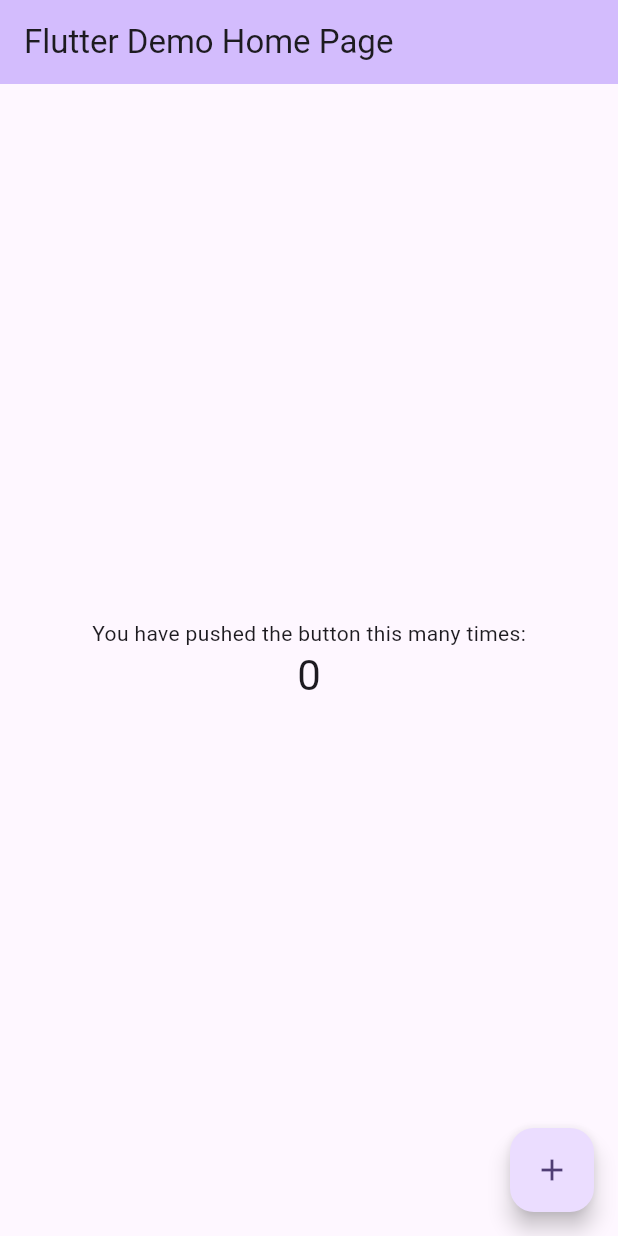
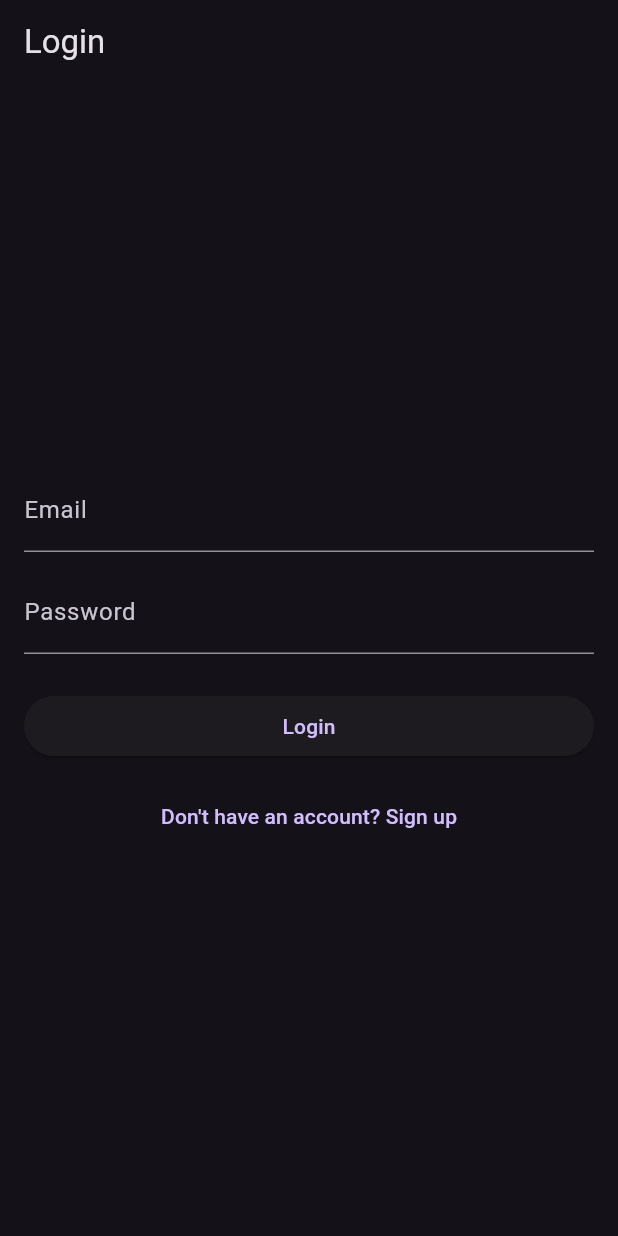
Before and after one commit to novaet12/instagram_clone, a Flutter app: the screen it shows after launch, on a phone screen of 412 x 824 dp. Run offline on Flutter 3.47's test engine with Material 3 defaults, Android fonts, the phone set to English and light mode, and no system bars; our stand-ins replace supabase_flutter; accounts and stored records are empty.

Commit message:
semi completed project

```diff
--- a/lib/main.dart
+++ b/lib/main.dart
@@ -1,121 +1,41 @@
 import 'package:flutter/material.dart';
+import 'package:provider/provider.dart';
+import 'package:supabase_flutter/supabase_flutter.dart';
 
-void main() {
+import 'providers/auth_provider.dart';
+import 'providers/post_provider.dart';
+import 'screens/auth_gate.dart';
+
+Future<void> main() async {
+  WidgetsFlutterBinding.ensureInitialized();
+
+  await Supabase.initialize(
+    url: 'supabase_url',
+    anonKey: 'api_key',
+  );
+
   runApp(const MyApp());
 }
 
 class MyApp extends StatelessWidget {
   const MyApp({super.key});
 
-  // This widget is the root of your application.
   @override
   Widget build(BuildContext context) {
-    return MaterialApp(
-      title: 'Flutter Demo',
-      theme: ThemeData(
-        // This is the theme of your application.
-        //
-        // TRY THIS: Try running your application with "flutter run". You'll see
-        // the application has a purple toolbar. Then, without quitting the app,
-        // try changing the seedColor in the colorScheme below to Colors.green
-        // and then invoke "hot reload" (save your changes or press the "hot
-        // reload" button in a Flutter-supported IDE, or press "r" if you used
-        // the command line to start the app).
-        //
-        // Notice that the counter didn't reset back to zero; the application
-        // state is not lost during the reload. To reset the state, use hot
-        // restart instead.
-        //
-        // This works for code too, not just values: Most code changes can be
-        // tested with just a hot reload.
-        colorScheme: .fromSeed(seedColor: Colors.deepPurple),
-      ),
-      home: const MyHomePage(title: 'Flutter Demo Home Page'),
-    );
-  }
-}
-
-class MyHomePage extends StatefulWidget {
-  const MyHomePage({super.key, required this.title});
-
-  // This widget is the home page of your application. It is stateful, meaning
-  // that it has a State object (defined below) that contains fields that affect
-  // how it looks.
-
-  // This class is the configuration for the state. It holds the values (in this
-  // case the title) provided by the parent (in this case the App widget) and
-  // used by the build method of the State. Fields in a Widget subclass are
-  // always marked "final".
-
-  final String title;
-
-  @override
-  State<MyHomePage> createState() => _MyHomePageState();
-}
-
-class _MyHomePageState extends State<MyHomePage> {
-  int _counter = 0;
-
-  void _incrementCounter() {
-    setState(() {
-      // This call to setState tells the Flutter framework that something has
-      // changed in this State, which causes it to rerun the build method below
-      // so that the display can reflect the updated values. If we changed
-      // _counter without calling setState(), then the build method would not be
-      // called again, and so nothing would appear to happen.
-      _counter++;
-    });
-  }
-
-  @override
-  Widget build(BuildContext context) {
-    // This method is rerun every time setState is called, for instance as done
-    // by the _incrementCounter method above.
-    //
-    // The Flutter framework has been optimized to make rerunning build methods
-    // fast, so that you can just rebuild anything that needs updating rather
-    // than having to individually change instances of widgets.
-    return Scaffold(
-      appBar: AppBar(
-        // TRY THIS: Try changing the color here to a specific color (to
-        // Colors.amber, perhaps?) and trigger a hot reload to see the AppBar
-        // change color while the other colors stay the same.
-        backgroundColor: Theme.of(context).colorScheme.inversePrimary,
-        // Here we take the value from the MyHomePage object that was created by
-        // the App.build method, and use it to set our appbar title.
-        title: Text(widget.title),
-      ),
-      body: Center(
-        // Center is a layout widget. It takes a single child and positions it
-        // in the middle of the parent.
-        child: Column(
-          // Column is also a layout widget. It takes a list of children and
-          // arranges them vertically. By default, it sizes itself to fit its
-          // children horizontally, and tries to be as tall as its parent.
-          //
-          // Column has various properties to control how it sizes itself and
-          // how it positions its children. Here we use mainAxisAlignment to
-          // center the children vertically; the main axis here is the vertical
-          // axis because Columns are vertical (the cross axis would be
-          // horizontal).
-          //
-          // TRY THIS: Invoke "debug painting" (choose the "Toggle Debug Paint"
-          // action in the IDE, or press "p" in the console), to see the
-          // wireframe for each widget.
-          mainAxisAlignment: .center,
-          children: [
-            const Text('You have pushed the button this many times:'),
-            Text(
-              '$_counter',
-              style: Theme.of(context).textTheme.headlineMedium,
-            ),
-          ],
+    return MultiProvider(
+      providers: [
+        ChangeNotifierProvider<AuthProvider>(
+          create: (context) => AuthProvider(),
         ),
-      ),
-      floatingActionButton: FloatingActionButton(
-        onPressed: _incrementCounter,
-        tooltip: 'Increment',
-        child: const Icon(Icons.add),
+        ChangeNotifierProvider<PostProvider>(
+          create: (context) => PostProvider(),
+        ),
+      ],
+      child: MaterialApp(
+        debugShowCheckedModeBanner: false,
+        title: 'Instagram Clone',
+        theme: ThemeData.dark(),
+        home: const AuthGate(),
       ),
     );
   }
--- /dev/null
+++ b/lib/providers/auth_provider.dart
@@ -0,0 +1,74 @@
+import 'package:flutter/foundation.dart';
+import 'package:supabase_flutter/supabase_flutter.dart';
+
+import '../services/auth_service.dart';
+import '../services/profile_service.dart';
+
+class AuthProvider extends ChangeNotifier {
+  final AuthService _authService = AuthService();
+  final ProfileService _profileService = ProfileService();
+
+  Session? _session;
+  bool _loading = false;        // <-- define it
+  String? _error;               // <-- and error field
+
+  AuthProvider() {
+    _session = Supabase.instance.client.auth.currentSession;
+    _authService.onAuthStateChange.listen((event) {
+      _session = event.session;
+      notifyListeners();
+    });
+  }
+
+  Session? get session => _session;
+  bool get isAuthenticated => _session != null;
+
+  bool get loading => _loading;
+  String? get error => _error;
+
+  Future<void> signIn(String email, String password) async {
+    _loading = true;
+    _error = null;
+    notifyListeners();
+
+    try {
+      await _authService.signIn(email, password);
+    } on AuthException catch (e) {
+      _error = e.message;
+    } catch (e) {
+      _error = e.toString();
+    } finally {
+      _loading = false;
+      notifyListeners();
+    }
+  }
+
+  Future<void> signUp(String email, String password, String username) async {
+    _loading = true;
+    _error = null;
+    notifyListeners();
+
+    try {
+      final res = await _authService.signUp(email, password);
+      final user = res.user;
+
+      if (user != null) {
+        await _profileService.createProfile(
+          userId: user.id,
+          username: username,
+        );
+      }
+    } on AuthException catch (e) {
+      _error = e.message;
+    } catch (e) {
+      _error = e.toString();
+    } finally {
+      _loading = false;
+      notifyListeners();
+    }
+  }
+
+  Future<void> signOut() async {
+    await _authService.signOut();
+  }
+}
--- /dev/null
+++ b/lib/providers/post_provider.dart
@@ -0,0 +1,28 @@
+import 'package:flutter/foundation.dart';
+import '../services/post_service.dart';
+
+class PostProvider extends ChangeNotifier {
+  final PostService _postService = PostService();
+  bool _loading = false;
+  List<Map<String, dynamic>> _posts = [];
+  String? _error;
+
+  bool get loading => _loading;
+  List<Map<String, dynamic>> get posts => _posts;
+  String? get error => _error;
+
+  Future<void> loadFeed() async {
+    _loading = true;
+    _error = null;
+    notifyListeners();
+
+    try {
+      _posts = await _postService.fetchFeed();
+    } catch (e) {
+      _error = e.toString();
+    } finally {
+      _loading = false;
+      notifyListeners();
+    }
+  }
+}
--- /dev/null
+++ b/lib/screens/auth_gate.dart
@@ -0,0 +1,26 @@
+import 'package:flutter/material.dart';
+import 'package:provider/provider.dart';
+import '../providers/auth_provider.dart';
+import 'feed_screen.dart';
+import 'login_screen.dart';
+
+class AuthGate extends StatelessWidget {
+  const AuthGate({super.key});
+
+  @override
+  Widget build(BuildContext context) {
+    final auth = context.watch<AuthProvider>();
+
+    if (auth.loading) {
+      return const Scaffold(
+        body: Center(child: CircularProgressIndicator()),
+      );
+    }
+
+    if (auth.isAuthenticated) {
+      return const FeedScreen();
+    }
+
+    return const LoginScreen();
+  }
+}
--- /dev/null
+++ b/lib/screens/login_screen.dart
@@ -0,0 +1,103 @@
+import 'package:flutter/material.dart';
+import 'package:provider/provider.dart';
+import '../providers/auth_provider.dart';
+import 'signup_screen.dart';
+
+class LoginScreen extends StatefulWidget {
+  const LoginScreen({super.key});
+
+  @override
+  State<LoginScreen> createState() => _LoginScreenState();
+}
+
+class _LoginScreenState extends State<LoginScreen> {
+  final _formKey = GlobalKey<FormState>();
+  final _emailCtrl = TextEditingController();
+  final _passwordCtrl = TextEditingController();
+
+  @override
+  void dispose() {
+    _emailCtrl.dispose();
+    _passwordCtrl.dispose();
+    super.dispose();
+  }
+
+  Future<void> _submit() async {
+    if (!_formKey.currentState!.validate()) return;
+
+    final auth = context.read<AuthProvider>();
+    await auth.signIn(_emailCtrl.text.trim(), _passwordCtrl.text.trim());
+
+    if (auth.error != null && mounted) {
+      ScaffoldMessenger.of(context).showSnackBar(
+        SnackBar(content: Text(auth.error!)),
+      );
+    }
+  }
+
+  @override
+  Widget build(BuildContext context) {
+    final auth = context.watch<AuthProvider>();
+
+    return Scaffold(
+      appBar: AppBar(title: const Text('Login')),
+      body: Padding(
+        padding: const EdgeInsets.all(16),
+        child: Form(
+          key: _formKey,
+          child: Column(
+            mainAxisAlignment: MainAxisAlignment.center,
+            children: [
+              TextFormField(
+                controller: _emailCtrl,
+                keyboardType: TextInputType.emailAddress,
+                decoration: const InputDecoration(labelText: 'Email'),
+                validator: (v) {
+                  if (v == null || v.isEmpty) return 'Enter email';
+                  if (!v.contains('@')) return 'Enter valid email';
+                  return null;
+                },
+              ),
+              const SizedBox(height: 12),
+              TextFormField(
+                controller: _passwordCtrl,
+                obscureText: true,
+                decoration: const InputDecoration(labelText: 'Password'),
+                validator: (v) {
+                  if (v == null || v.isEmpty) return 'Enter password';
+                  if (v.length < 6) return 'Min 6 characters';
+                  return null;
+                },
+              ),
+              const SizedBox(height: 24),
+              SizedBox(
+                width: double.infinity,
+                child: ElevatedButton(
+                  onPressed: auth.loading ? null : _submit,
+                  child: auth.loading
+                      ? const SizedBox(
+                          height: 16,
+                          width: 16,
+                          child: CircularProgressIndicator(strokeWidth: 2),
+                        )
+                      : const Text('Login'),
+                ),
+              ),
+              const SizedBox(height: 12),
+              TextButton(
+                onPressed: () {
+                  Navigator.of(context).push(
+                    MaterialPageRoute(
+                      builder: (_) => const SignupScreen(),
+                    ),
+                  );
+                },
+                child: const Text("Don't have an account? Sign up"),
+              ),
+            ],
+          ),
+        ),
+      ),
+    );
+  }
+}
--- /dev/null
+++ b/lib/services/auth_provider.dart
@@ -0,0 +1,55 @@
+import 'package:flutter/foundation.dart';
+import 'package:supabase_flutter/supabase_flutter.dart';
+import '../services/auth_service.dart';
+
+class AuthProvider extends ChangeNotifier {
+  final AuthService _authService = AuthService();
+  Session? _session;
+  bool _loading = false;
+  String? _error;
+
+  AuthProvider() {
+    _session = Supabase.instance.client.auth.currentSession;
+    _authService.onAuthStateChange.listen((event) {
+      _session = event.session;
+      notifyListeners();
+    });
+  }
+
+  Session? get session => _session;
+  bool get isAuthenticated => _session != null;
+  bool get loading => _loading;
+  String? get error => _error;
+
+  Future<void> signIn(String email, String password) async {
+    _loading = true;
+    _error = null;
+    notifyListeners();
+
+    try {
+      await _authService.signIn(email, password);
+    } on AuthException catch (e) {
+      _error = e.message;
+    } finally {
+      _loading = false;
+      notifyListeners();
+    }
+  }
+
+  Future<void> signUp(String email, String password) async {
+    _loading = true;
+    _error = null;
+    notifyListeners();
+
+    try {
+      await _authService.signUp(email, password);
+    } on AuthException catch (e) {
+      _error = e.message;
+    } finally {
+      _loading = false;
+      notifyListeners();
+    }
+  }
+
+  Future<void> signOut() => _authService.signOut();
+}
--- /dev/null
+++ b/lib/services/auth_service.dart
@@ -0,0 +1,19 @@
+import 'package:supabase_flutter/supabase_flutter.dart';
+
+class AuthService {
+  final SupabaseClient _client = Supabase.instance.client;
+
+  Future<AuthResponse> signUp(String email, String password) {
+    return _client.auth.signUp(email: email, password: password);
+  }
+
+  Future<AuthResponse> signIn(String email, String password) {
+    return _client.auth.signInWithPassword(email: email, password: password);
+  }
+
+  Future<void> signOut() {
+    return _client.auth.signOut();
+  }
+
+  Stream<AuthState> get onAuthStateChange => _client.auth.onAuthStateChange;
+}
```
Also changed, not shown: lib/screens/feed_screen.dart (added, +68 -0 lines), lib/screens/signup_screen.dart (added, +129 -0 lines), lib/services/post_service.dart (added, +25 -0 lines), lib/services/profile_service.dart (added, +15 -0 lines), pubspec.yaml (+4 -3 lines), pubspec.lock, 6 other files.
